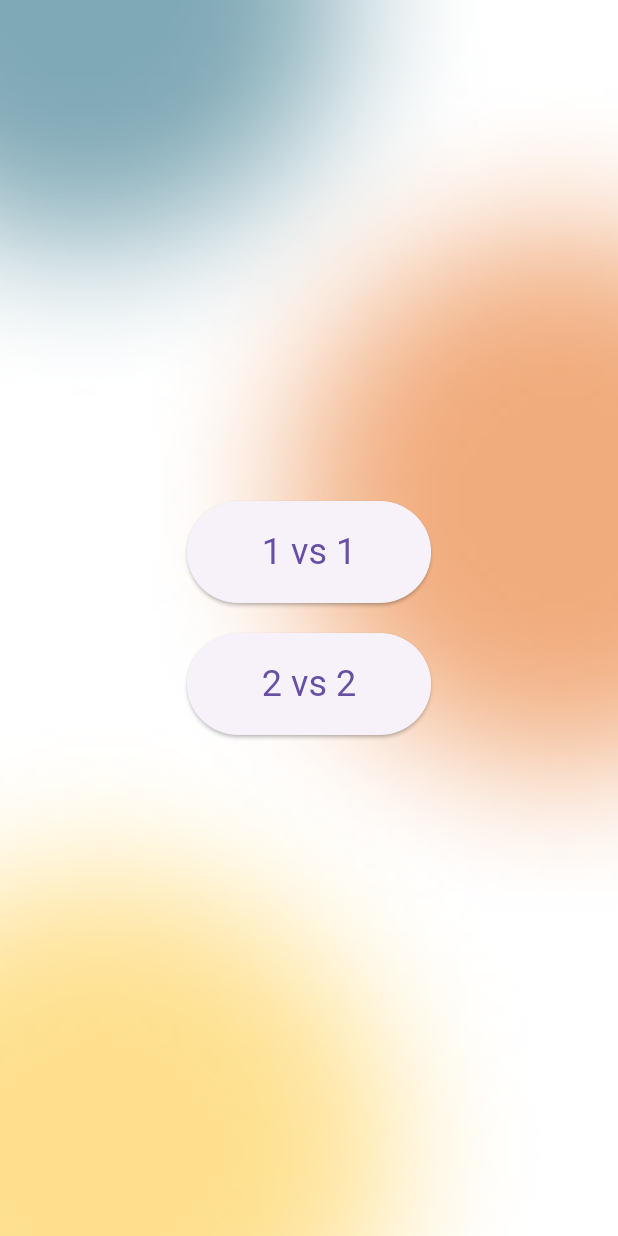
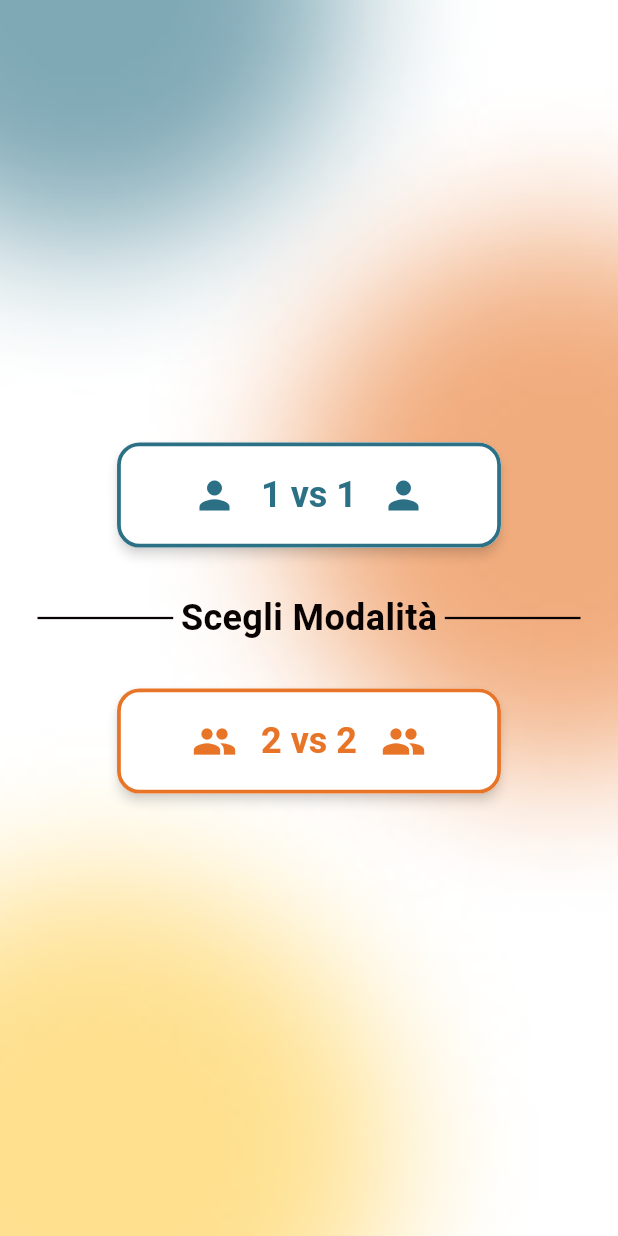
Before and after one commit to morenoboasso/CodeBets, a Flutter app: the ModeSelectionPage screen opened directly, on a phone screen of 412 x 824 dp. Run offline on Flutter 3.47's test engine with Material 3 defaults, Android fonts, the phone set to English and light mode, and no system bars; our stand-ins replace auto_size_text, cloud_firestore, firebase_core, flutter_colorpicker, get, get_storage and 2 more; missing offline and left inert: pwa_install; accounts and stored records are empty.

Commit message:
chooseMode UI

```diff
--- a/lib/pages/ping_pong/pingpong_choose_mode.dart
+++ b/lib/pages/ping_pong/pingpong_choose_mode.dart
@@ -1,4 +1,5 @@
 import 'package:codebets/pages/ping_pong/pp_team_creation.dart';
+import 'package:codebets/style/color_style.dart';
 import 'package:flutter/material.dart';
 
 class ModeSelectionPage extends StatelessWidget {
@@ -9,7 +10,6 @@ class ModeSelectionPage extends StatelessWidget {
     return Scaffold(
       body: Stack(
         children: [
-          // Sfondo
           SizedBox.expand(
             child: Image.asset(
               'assets/bg.png',
@@ -20,32 +20,63 @@ class ModeSelectionPage extends StatelessWidget {
             child: Column(
               mainAxisAlignment: MainAxisAlignment.center,
               children: [
-                ElevatedButton(
+                _buildModeButton(
+                  context: context,
+                  label: ' 1 vs 1 ',
+                  icon: Icons.person,
                   onPressed: () {
                     Navigator.push(
                       context,
-                      MaterialPageRoute(builder: (context) => const TeamCreationPage(players: 2)),
+                      MaterialPageRoute(
+                        builder: (context) => const TeamCreationPage(players: 2),
+                      ),
                     );
                   },
-                  style: ElevatedButton.styleFrom(
-                    padding: const EdgeInsets.symmetric(horizontal: 50, vertical: 20),
-                    textStyle: const TextStyle(fontSize: 24),
-                  ),
-                  child: const Text('1 vs 1'),
+                  borderColor: ColorsBets.blueHD,
                 ),
-                const SizedBox(height: 20),
-                ElevatedButton(
+                const SizedBox(height: 30),
+                const Row(
+                  children: [
+                    Expanded(
+                      child: Divider(
+                        color: ColorsBets.blackHD,
+                        thickness: 1.5,
+                        indent: 25,
+                        endIndent: 5,
+                      ),
+                    ),
+                    Text(
+                      'Scegli Modalità',
+                      style: TextStyle(
+                        fontSize: 24,
+                        fontWeight: FontWeight.bold,
+                        color: ColorsBets.blackHD,
+                      ),
+                    ),
+                    Expanded(
+                      child: Divider(
+                        color: ColorsBets.blackHD,
+                        thickness: 1.5,
+                        indent: 5,
+                        endIndent: 25,
+                      ),
+                    ),
+                  ],
+                ),
+                const SizedBox(height: 30),
+                _buildModeButton(
+                  context: context,
+                  label: ' 2 vs 2 ',
+                  icon: Icons.people,
                   onPressed: () {
                     Navigator.push(
                       context,
-                      MaterialPageRoute(builder: (context) => const TeamCreationPage(players: 4)),
+                      MaterialPageRoute(
+                        builder: (context) => const TeamCreationPage(players: 4),
+                      ),
                     );
                   },
-                  style: ElevatedButton.styleFrom(
-                    padding: const EdgeInsets.symmetric(horizontal: 50, vertical: 20),
-                    textStyle: const TextStyle(fontSize: 24),
-                  ),
-                  child: const Text('2 vs 2'),
+                  borderColor: ColorsBets.orangeHD,
                 ),
               ],
             ),
@@ -54,4 +85,50 @@ class ModeSelectionPage extends StatelessWidget {
       ),
     );
   }
+
+  Widget _buildModeButton({
+    required BuildContext context,
+    required String label,
+    required IconData icon,
+    required VoidCallback onPressed,
+    required Color borderColor,
+  }) {
+    return Material(
+      elevation: 3.0,
+      shadowColor: Colors.black.withOpacity(0.7),
+      borderRadius: BorderRadius.circular(15),
+      child: OutlinedButton(
+        onPressed: onPressed,
+        style: OutlinedButton.styleFrom(
+          backgroundColor: ColorsBets.whiteHD,
+          padding: const EdgeInsets.symmetric(horizontal: 50, vertical: 20),
+          textStyle: const TextStyle(fontSize: 24),
+          shape: RoundedRectangleBorder(
+            borderRadius: BorderRadius.circular(15),
+          ),
+          side: BorderSide(
+            color: borderColor,
+            width: 2.5,
+          ),
+          foregroundColor: borderColor,
+        ),
+        child: Row(
+          mainAxisSize: MainAxisSize.min,
+          children: [
+            Icon(icon, size: 30, color: borderColor),
+            const SizedBox(width: 10),
+            Text(
+              label,
+              style: TextStyle(
+                color: borderColor,
+                fontWeight: FontWeight.bold,
+              ),
+            ),
+            const SizedBox(width: 10),
+            Icon(icon, size: 30, color: borderColor),
+          ],
+        ),
+      ),
+    );
+  }
 }
```
Also changed, not shown: lib/pages/ping_pong/pp_game_points.dart (+101 -16 lines).
